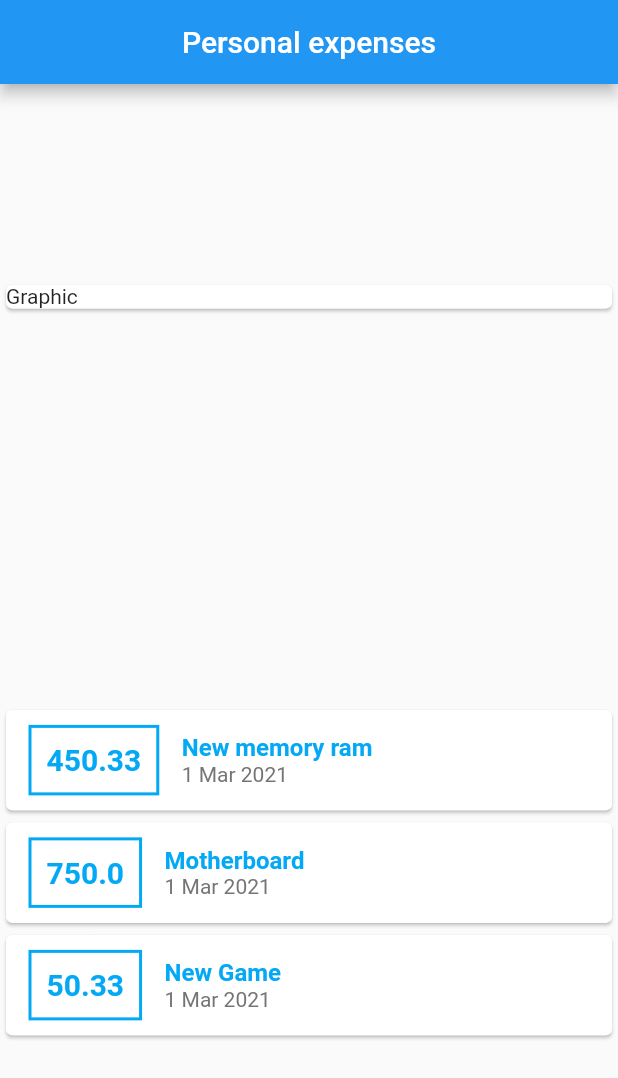
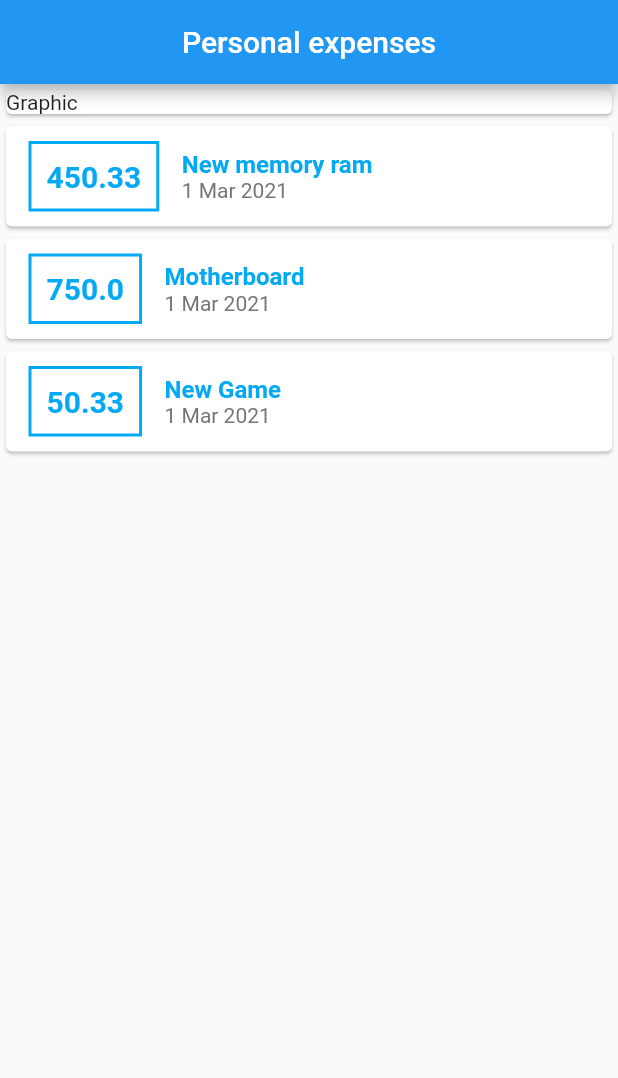
Before and after one commit to matheus-paulino/expanses, a Flutter app: the screen it shows after launch, on a phone screen of 412 x 824 dp. Shown: the top 1078 px of the screen. Run offline on Flutter 3.47's test engine with Material 2 defaults, Android fonts, the phone set to English and light mode, and no system bars.

Commit message:
remove space around in body

```diff
--- a/lib/main.dart
+++ b/lib/main.dart
@@ -45,7 +45,6 @@ class HomePage extends StatelessWidget {
         centerTitle: true,
       ),
       body: Column(
-        mainAxisAlignment: MainAxisAlignment.spaceAround,
         crossAxisAlignment: CrossAxisAlignment.stretch,
         children: <Widget>[
           Container(
```
